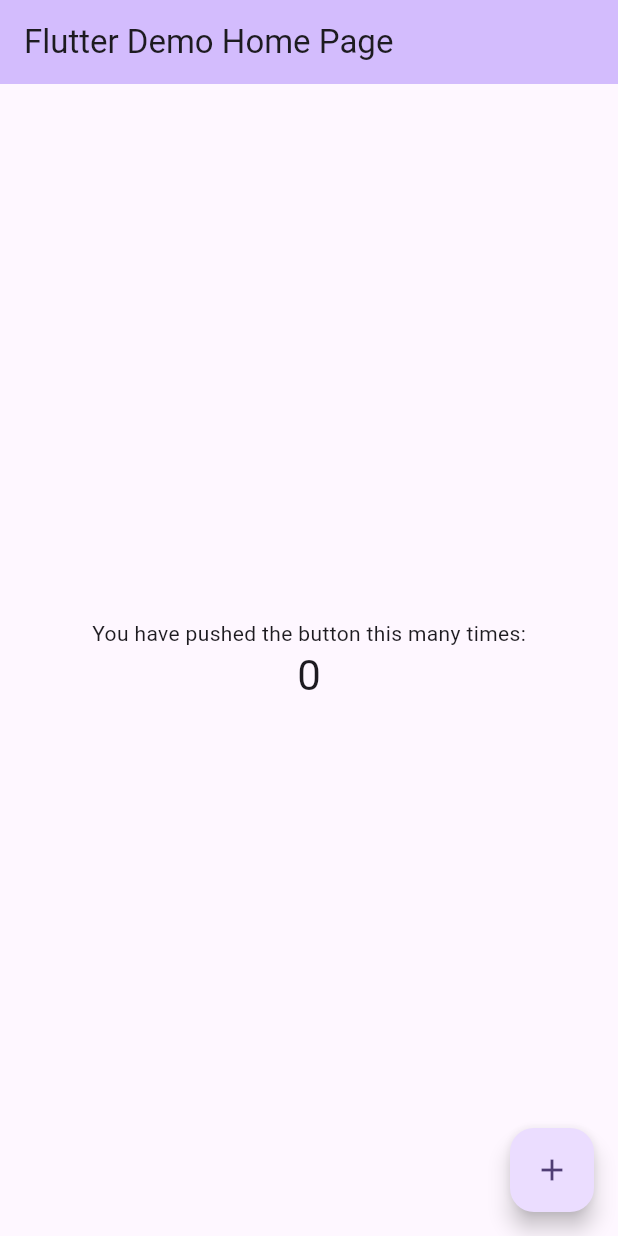
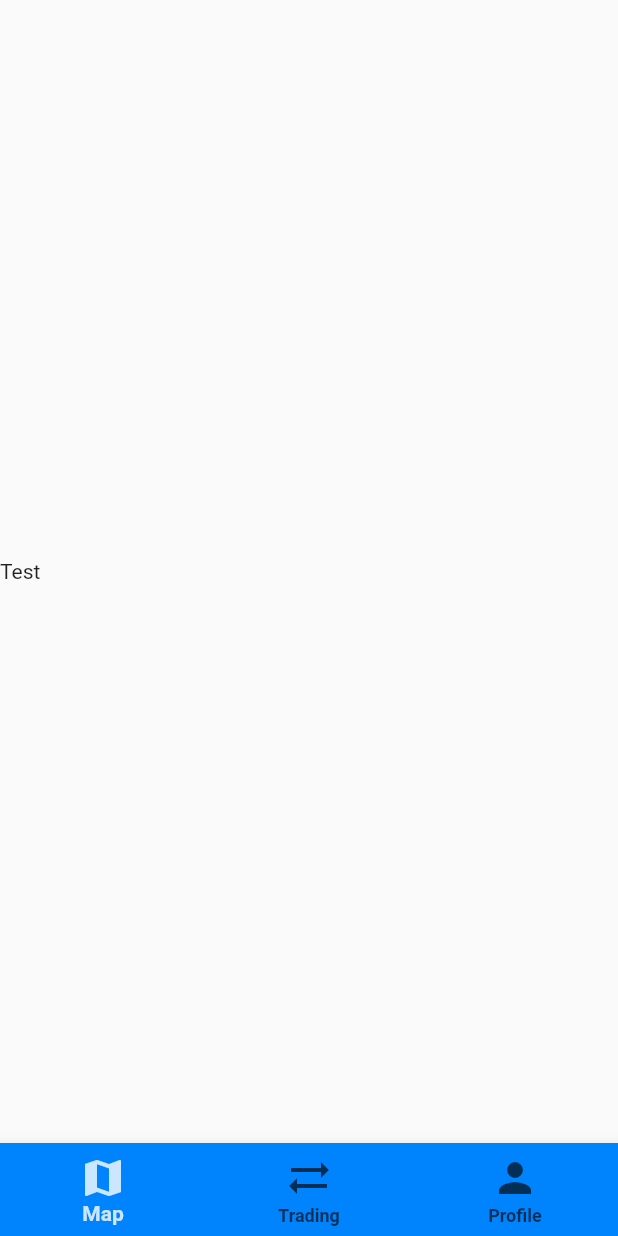
Before and after one commit to kristjanlaid/FitFutures, a Flutter app: the screen it shows after launch, on a phone screen of 412 x 824 dp. Run offline on Flutter 3.47's test engine with Material 2 defaults, Android fonts, the phone set to English and light mode, and no system bars.

Commit message:
Added navbar and main page navigation

```diff
--- /dev/null
+++ b/fitfutures/lib/consts/app_colors.dart
@@ -0,0 +1,9 @@
+import 'package:flutter/material.dart';
+
+class AppColors {
+  AppColors._();
+  static const Color primary1 = Color.fromRGBO(0, 132, 254, 1);
+  static const Color secondary1 = Color.fromRGBO(203, 230, 255, 1);
+  static const Color secondary2 = Color.fromRGBO(3, 46, 85, 1);
+  static const Color secondary3 = Color.fromRGBO(255, 255, 255, 1);
+}
--- a/fitfutures/lib/main.dart
+++ b/fitfutures/lib/main.dart
@@ -1,3 +1,5 @@
+import 'package:fitfutures/screens/main_screen.dart';
+import 'package:fitfutures/widgets/bottom_nav_bar.dart';
 import 'package:flutter/material.dart';
 
 void main() {
@@ -10,116 +12,6 @@ class MyApp extends StatelessWidget {
   // This widget is the root of your application.
   @override
   Widget build(BuildContext context) {
-    return MaterialApp(
-      title: 'Flutter Demo',
-      theme: ThemeData(
-        // This is the theme of your application.
-        //
-        // TRY THIS: Try running your application with "flutter run". You'll see
-        // the application has a blue toolbar. Then, without quitting the app,
-        // try changing the seedColor in the colorScheme below to Colors.green
-        // and then invoke "hot reload" (save your changes or press the "hot
-        // reload" button in a Flutter-supported IDE, or press "r" if you used
-        // the command line to start the app).
-        //
-        // Notice that the counter didn't reset back to zero; the application
-        // state is not lost during the reload. To reset the state, use hot
-        // restart instead.
-        //
-        // This works for code too, not just values: Most code changes can be
-        // tested with just a hot reload.
-        colorScheme: ColorScheme.fromSeed(seedColor: Colors.deepPurple),
-        useMaterial3: true,
-      ),
-      home: const MyHomePage(title: 'Flutter Demo Home Page'),
-    );
+    return const MaterialApp(home: MainScreen());
   }
 }
-
-class MyHomePage extends StatefulWidget {
-  const MyHomePage({super.key, required this.title});
-
-  // This widget is the home page of your application. It is stateful, meaning
-  // that it has a State object (defined below) that contains fields that affect
-  // how it looks.
-
-  // This class is the configuration for the state. It holds the values (in this
-  // case the title) provided by the parent (in this case the App widget) and
-  // used by the build method of the State. Fields in a Widget subclass are
-  // always marked "final".
-
-  final String title;
-
-  @override
-  State<MyHomePage> createState() => _MyHomePageState();
-}
-
-class _MyHomePageState extends State<MyHomePage> {
-  int _counter = 0;
-
-  void _incrementCounter() {
-    setState(() {
-      // This call to setState tells the Flutter framework that something has
-      // changed in this State, which causes it to rerun the build method below
-      // so that the display can reflect the updated values. If we changed
-      // _counter without calling setState(), then the build method would not be
-      // called again, and so nothing would appear to happen.
-      _counter++;
-    });
-  }
-
-  @override
-  Widget build(BuildContext context) {
-    // This method is rerun every time setState is called, for instance as done
-    // by the _incrementCounter method above.
-    //
-    // The Flutter framework has been optimized to make rerunning build methods
-    // fast, so that you can just rebuild anything that needs updating rather
-    // than having to individually change instances of widgets.
-    return Scaffold(
-      appBar: AppBar(
-        // TRY THIS: Try changing the color here to a specific color (to
-        // Colors.amber, perhaps?) and trigger a hot reload to see the AppBar
-        // change color while the other colors stay the same.
-        backgroundColor: Theme.of(context).colorScheme.inversePrimary,
-        // Here we take the value from the MyHomePage object that was created by
-        // the App.build method, and use it to set our appbar title.
-        title: Text(widget.title),
-      ),
-      body: Center(
-        // Center is a layout widget. It takes a single child and positions it
-        // in the middle of the parent.
-        child: Column(
-          // Column is also a layout widget. It takes a list of children and
-          // arranges them vertically. By default, it sizes itself to fit its
-          // children horizontally, and tries to be as tall as its parent.
-          //
-          // Column has various properties to control how it sizes itself and
-          // how it positions its children. Here we use mainAxisAlignment to
-          // center the children vertically; the main axis here is the vertical
-          // axis because Columns are vertical (the cross axis would be
-          // horizontal).
-          //
-          // TRY THIS: Invoke "debug painting" (choose the "Toggle Debug Paint"
-          // action in the IDE, or press "p" in the console), to see the
-          // wireframe for each widget.
-          mainAxisAlignment: MainAxisAlignment.center,
-          children: <Widget>[
-            const Text(
-              'You have pushed the button this many times:',
-            ),
-            Text(
-              '$_counter',
-              style: Theme.of(context).textTheme.headlineMedium,
-            ),
-          ],
-        ),
-      ),
-      floatingActionButton: FloatingActionButton(
-        onPressed: _incrementCounter,
-        tooltip: 'Increment',
-        child: const Icon(Icons.add),
-      ), // This trailing comma makes auto-formatting nicer for build methods.
-    );
-  }
-}
--- /dev/null
+++ b/fitfutures/lib/screens/main_screen.dart
@@ -0,0 +1,41 @@
+import 'package:fitfutures/widgets/bottom_nav_bar.dart';
+import 'package:flutter/material.dart';
+
+class MainScreen extends StatefulWidget {
+  const MainScreen({super.key});
+
+  @override
+  State<MainScreen> createState() => _MainScreenState();
+}
+
+class _MainScreenState extends State<MainScreen> {
+  int _selectedIndex = 0;
+  final _screens = const <Widget>[
+    Column(
+      mainAxisAlignment: MainAxisAlignment.center,
+      children: [Text("Test")],
+    ),
+    Column(
+      children: [Text("Test")],
+    ),
+    Column(
+      children: [Text("Test")],
+    )
+  ];
+  void _onItemTapped(int index) {
+    setState(() {
+      _selectedIndex = index;
+    });
+  }
+
+  @override
+  Widget build(BuildContext context) {
+    return Scaffold(
+        bottomNavigationBar: BottomNavBar(
+            selectedIndex: _selectedIndex, onItemTapped: _onItemTapped),
+        body: IndexedStack(
+          index: _selectedIndex,
+          children: _screens,
+        ));
+  }
+}
--- /dev/null
+++ b/fitfutures/lib/widgets/bottom_nav_bar.dart
@@ -0,0 +1,39 @@
+import 'package:fitfutures/consts/app_colors.dart';
+import 'package:flutter/material.dart';
+
+class BottomNavBar extends StatelessWidget {
+  const BottomNavBar(
+      {required this.selectedIndex, required this.onItemTapped, super.key});
+
+  final int selectedIndex;
+  final Function(int) onItemTapped;
+
+  @override
+  Widget build(BuildContext context) {
+    return BottomNavigationBar(
+      backgroundColor: AppColors.primary1,
+      unselectedItemColor: AppColors.secondary2,
+      iconSize: 32,
+      unselectedLabelStyle: const TextStyle(fontWeight: FontWeight.bold),
+      selectedLabelStyle: const TextStyle(fontWeight: FontWeight.bold),
+      type: BottomNavigationBarType.fixed,
+      items: const <BottomNavigationBarItem>[
+        BottomNavigationBarItem(
+          icon: Icon(Icons.map),
+          label: 'Map',
+        ),
+        BottomNavigationBarItem(
+          icon: Icon(Icons.sync_alt),
+          label: 'Trading',
+        ),
+        BottomNavigationBarItem(
+          icon: Icon(Icons.person),
+          label: 'Profile',
+        ),
+      ],
+      currentIndex: selectedIndex,
+      selectedItemColor: AppColors.secondary1,
+      onTap: onItemTapped,
+    );
+  }
+}
```
